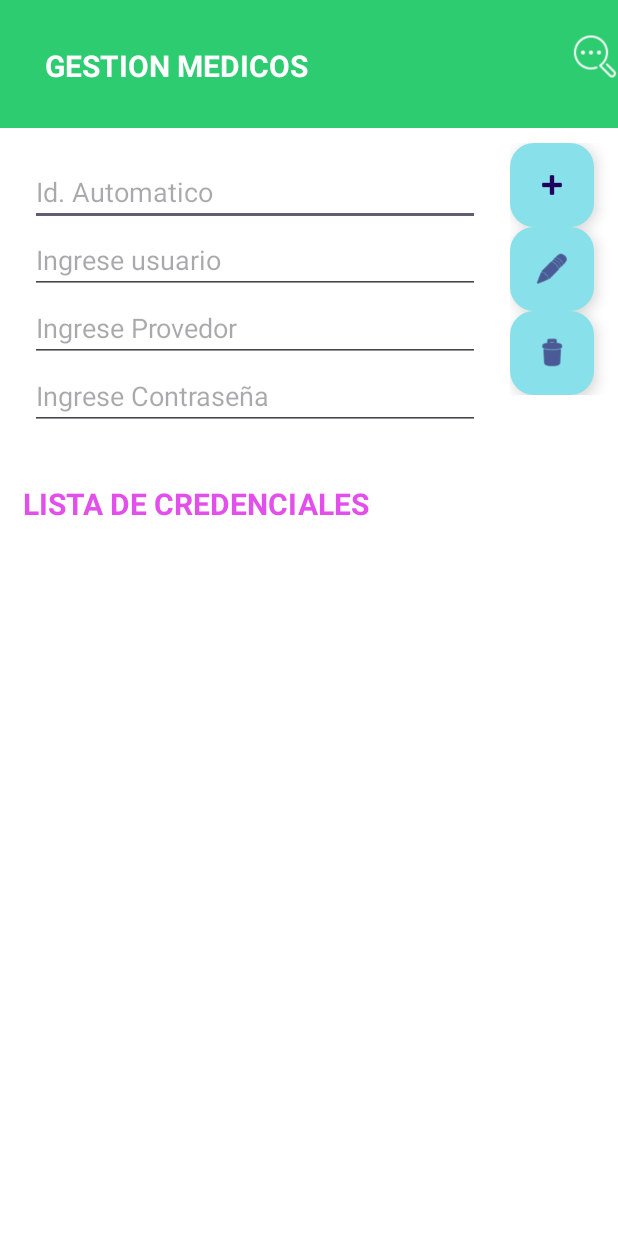
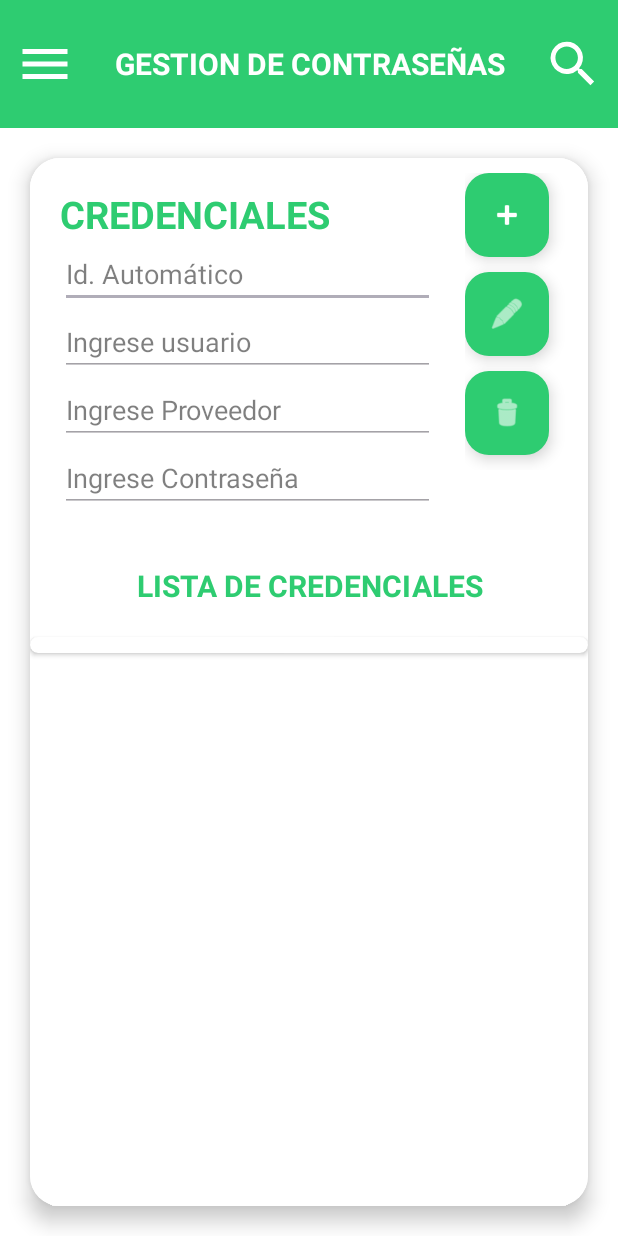
Before and after one commit to valeriaidk/GestionContrasena, an Android app: the MainActivity screen opened directly, with no data from a screen before it, on a phone screen of 412 x 824 dp. Run offline under Robolectric (Android 15) with nearby library versions, the phone set to English and light mode, and no system bars.

Commit message:
Actualización final del proyecto

```diff
--- a/app/src/main/java/com/example/gestioncontrasea/MainActivity.java
+++ b/app/src/main/java/com/example/gestioncontrasea/MainActivity.java
@@ -1,11 +1,14 @@
 package com.example.gestioncontrasea;
 
+import android.graphics.Color;
 import android.os.Bundle;
 import android.view.View;
+import android.view.ViewGroup;
 import android.widget.ArrayAdapter;
 import android.widget.EditText;
 import android.widget.ListView;
 import android.widget.Spinner;
+import android.widget.TextView;
 import android.widget.Toast;
 
 import androidx.activity.EdgeToEdge;
@@ -123,7 +126,22 @@ public class MainActivity extends AppCompatActivity {
 
     private void actualizarContraseña() {
         List<String> medicos = contraseñajava.obtenerContraseña();
-        adapter = new ArrayAdapter<>(this, android.R.layout.simple_list_item_1,medicos );
+
+        adapter = new ArrayAdapter<String>(this, android.R.layout.simple_list_item_1, medicos) {
+            @Override
+            public View getView(int position, View convertView, ViewGroup parent) {
+                View view = super.getView(position, convertView, parent);
+
+                // Obtener el TextView dentro del ListView
+                TextView textView = view.findViewById(android.R.id.text1);
+
+                // Cambiar color del texto a blanco
+                textView.setTextColor(Color.BLACK);
+
+                return view;
+            }
+        };
+
         lstListarContraseña.setAdapter(adapter);
     }
     private void LimpiarCamposC(){
--- /dev/null
+++ b/app/src/main/res/drawable/lupa.xml
@@ -0,0 +1,10 @@
+<?xml version="1.0" encoding="utf-8"?>
+<vector xmlns:android="http://schemas.android.com/apk/res/android"
+    android:width="24dp"
+    android:height="24dp"
+    android:viewportWidth="24"
+    android:viewportHeight="24">
+    <path
+        android:fillColor="@color/white"
+        android:pathData="M15.5,14h-0.79l-0.28,-0.27a6.471,6.471 0,1 0,-0.73,0.73l0.27,0.28v0.79l5,4.99 1.49,-1.49 -4.99,-5m-6,0c-2.5,0 -4.5,-2 -4.5,-4.5 0,-2.5 2,-4.5 4.5,-4.5 2.5,0 4.5,2 4.5,4.5 0,2.5 -2,4.5 -4.5,4.5z" />
+</vector>
--- /dev/null
+++ b/app/src/main/res/drawable/menu.xml
@@ -0,0 +1,10 @@
+<?xml version="1.0" encoding="utf-8"?>
+<vector xmlns:android="http://schemas.android.com/apk/res/android"
+    android:width="24dp"
+    android:height="24dp"
+    android:viewportWidth="24"
+    android:viewportHeight="24">
+    <path
+        android:fillColor="@color/white"
+        android:pathData="M3,6h18v2H3V6M3,11h18v2H3v-2M3,16h18v2H3v-2" />
+</vector>
--- a/app/src/main/res/layout/acceso.xml
+++ b/app/src/main/res/layout/acceso.xml
@@ -59,7 +59,8 @@
                     android:textStyle="bold"
                     android:text="Usuario Master : "
                     android:layout_marginTop="40dp"
-                    android:layout_marginStart="40dp"/>
+                    android:layout_marginStart="40dp"
+                    android:textColor="@color/black"/>
 
                 <TextView android:layout_column="0" android:layout_row="1"
                     android:layout_height="wrap_content"
@@ -67,7 +68,8 @@
                     android:textStyle="bold"
                     android:text="Contraseña Master : "
                     android:layout_marginTop="20dp"
-                    android:layout_marginStart="40dp"/>
+                    android:layout_marginStart="40dp"
+                    android:textColor="@color/black"/>
 
                 <EditText
                     android:id="@+id/txtUserMaster"
@@ -79,7 +81,10 @@
                     android:layout_marginTop="40dp"
                     android:inputType="number"
                     android:maxLength="8"
-                    />
+                    android:textColorHint="@color/black"
+                    android:textColor="@color/black"
+                    android:alpha="0.5"/>
+
 
                 <EditText
                     android:id="@+id/txtPassMaster"
@@ -91,6 +96,9 @@
                     android:layout_marginTop="20dp"
                     android:inputType="textPassword"
                     android:maxLength="20"
+                    android:textColorHint="@color/black"
+                    android:textColor="@color/black"
+                    android:alpha="0.5"
                     />
 
             </GridLayout>
@@ -111,6 +119,7 @@
                     android:layout_marginStart="50dp"
                     android:layout_marginTop="30dp"
                     android:backgroundTint="#2ECC71"
+                    android:textColor="@color/white"
                     />
 
                 <Button
@@ -123,6 +132,7 @@
                     android:layout_marginStart="10dp"
                     android:layout_marginTop="30dp"
                     android:backgroundTint="#2ECC71"
+                    android:textColor="@color/white"
                     />
 
             </GridLayout>
--- a/app/src/main/res/layout/activity_main.xml
+++ b/app/src/main/res/layout/activity_main.xml
@@ -14,26 +14,55 @@
         android:layout_width="match_parent"
         android:layout_height="85dp"
         android:background="#2ECC71"
-        android:orientation="horizontal">
+        android:orientation="horizontal"
+        android:padding="10dp"
+        android:gravity="center_vertical">
+
+
+        <ImageView
+            android:layout_width="40dp"
+            android:layout_height="40dp"
+            android:src="@drawable/menu"
+            android:layout_marginEnd="10dp"
+            android:contentDescription="Menú"
+            />
+
 
         <TextView
-            android:layout_width="320dp"
+            android:layout_width="0dp"
             android:layout_height="wrap_content"
-            android:layout_margin="30dp"
-            android:gravity="left"
-            android:text="GESTION MEDICOS"
+            android:layout_weight="1"
+            android:text="GESTION DE CONTRASEÑAS"
             android:textColor="@color/white"
             android:textSize="20sp"
-            android:textStyle="bold" />
+            android:textStyle="bold"
+            android:gravity="center" />
+
 
         <ImageView
-            android:layout_width="wrap_content"
-            android:layout_height="75dp"
-            android:src="@drawable/bsd" />
-
+            android:layout_width="40dp"
+            android:layout_height="40dp"
+            android:src="@drawable/lupa"
+            android:layout_marginStart="10dp"
+            android:contentDescription="Buscar" />
 
     </LinearLayout>
 
+
+    <androidx.cardview.widget.CardView
+        android:layout_width="match_parent"
+        android:layout_height="match_parent"
+        app:cardCornerRadius="20dp"
+        app:cardElevation="8dp"
+        android:layout_margin="20dp"
+        >
+
+        <LinearLayout
+            android:layout_width="match_parent"
+            android:layout_height="match_parent"
+            android:orientation="vertical"
+            android:background="@color/white"
+            >
 
             <GridLayout
                 android:layout_width="match_parent"
@@ -41,100 +70,141 @@
                 android:layout_row="0"
                 android:layout_column="1"
                 android:columnCount="2"
-        android:rowCount="1">
+                android:rowCount="1"
+                android:background="@color/white">
 
 
                 <LinearLayout
-            android:layout_width="300dp"
+                    android:layout_width="250dp"
                     android:layout_height="wrap_content"
                     android:layout_row="0"
                     android:layout_column="0"
                     android:layout_margin="20dp"
-            android:layout_marginStart="20dp"
+                    android:layout_marginStart="10dp"
                     android:orientation="vertical"
                     >
+                    <TextView
+                        android:layout_width="wrap_content"
+                        android:layout_height="wrap_content"
+                        android:text="CREDENCIALES"
+                        android:textColor="#2ECC71"
+                        android:textStyle="bold"
+                        android:textSize="25sp"/>
                     <EditText
                         android:id="@+id/editId"
                         android:layout_width="match_parent"
                         android:layout_height="wrap_content"
-                android:hint="Id. Automatico"/>
+                        android:textColorHint="@color/black"
+                        android:textColor="@color/black"
+                        android:hint="Id. Automático"
+                        android:alpha="0.5"/>
 
                     <EditText
                         android:id="@+id/editUsuario"
                         android:layout_width="match_parent"
                         android:layout_height="wrap_content"
-                android:hint="Ingrese usuario" />
+                        android:textColorHint="@color/black"
+                        android:textColor="@color/black"
+                        android:hint="Ingrese usuario"
+                        android:alpha="0.5"/>
 
                     <EditText
                         android:id="@+id/editProvedor"
                         android:layout_width="match_parent"
                         android:layout_height="wrap_content"
-                android:hint="Ingrese Provedor" />
+                        android:textColorHint="@color/black"
+                        android:textColor="@color/black"
+                        android:hint="Ingrese Proveedor"
+                        android:alpha="0.5"/>
 
                     <EditText
                         android:id="@+id/editContraseña"
                         android:layout_width="match_parent"
                         android:layout_height="wrap_content"
-                android:hint="Ingrese Contraseña" />
+                        android:textColorHint="@color/black"
+                        android:textColor="@color/black"
+                        android:hint="Ingrese Contraseña"
+                        android:alpha="0.5"/>
 
 
                 </LinearLayout>
 
-        <LinearLayout android:layout_column="1"
+                <LinearLayout
+                    android:layout_column="1"
                     android:layout_row="0"
-            android:orientation="vertical"
                     android:layout_width="wrap_content"
                     android:layout_height="wrap_content"
-            android:layout_marginTop="10dp">
+                    android:orientation="vertical"
+                    android:layout_marginTop="10dp"
+                    android:gravity="end">
 
                     <com.google.android.material.floatingactionbutton.FloatingActionButton
                         android:layout_width="wrap_content"
                         android:layout_height="wrap_content"
                         android:id="@+id/btnRegistrarContraseña"
                         android:src="@android:drawable/ic_input_add"
-                android:backgroundTint="#88E1EA"
-                android:layout_gravity="end"
-                android:layout_column="0"
-                android:layout_marginEnd="10dp"/>
+                        android:backgroundTint="#2ECC71"
+                        app:tint="@android:color/white"
+                        android:layout_marginEnd="20dp"
+                        android:layout_marginBottom="10dp"/>
+
                     <com.google.android.material.floatingactionbutton.FloatingActionButton
                         android:layout_width="wrap_content"
                         android:layout_height="wrap_content"
                         android:id="@+id/btnEditarContraseña"
                         android:src="@android:drawable/ic_menu_edit"
-                android:backgroundTint="#88E1EA"
-                android:layout_gravity="end"
-                android:layout_column="1"
-                android:layout_marginEnd="10dp"/>
+                        android:backgroundTint="#2ECC71"
+                        app:tint="@android:color/white"
+                        android:layout_marginEnd="20dp"
+                        android:layout_marginBottom="10dp"/>
+
                     <com.google.android.material.floatingactionbutton.FloatingActionButton
                         android:layout_width="wrap_content"
                         android:layout_height="wrap_content"
                         android:id="@+id/btnEliminarContraseña"
                         android:src="@android:drawable/ic_menu_delete"
-                android:backgroundTint="#88E1EA"
-                android:layout_gravity="end"
-                android:layout_column="2"
-                android:layout_marginEnd="10dp"/>
-
+                        android:backgroundTint="#2ECC71"
+                        app:tint="@android:color/white"
+                        android:layout_marginEnd="20dp"
+                        android:layout_marginBottom="10dp"/>
                 </LinearLayout>
 
+
             </GridLayout>
+
             <TextView
                 android:layout_width="match_parent"
                 android:layout_height="wrap_content"
                 android:text="LISTA DE CREDENCIALES"
                 android:textSize="20sp"
-        android:textColor="#E34FEB"
+                android:textColor="#2ECC71"
                 android:textStyle="bold"
-        android:layout_margin="15dp"/>
+                android:layout_margin="15dp"
+                android:background="#FFFFFF"
+                android:gravity="center"/>
+
+            <androidx.cardview.widget.CardView
+                android:layout_width="match_parent"
+                android:layout_height="wrap_content"
+                app:cardCornerRadius="15dp"
+                android:backgroundTint="@android:color/white"
+                android:elevation="6dp"
+                android:layout_marginTop="5dp"
+     >
+                <LinearLayout
+                    android:layout_width="match_parent"
+                    android:layout_height="match_parent"
+                    android:orientation="vertical">
 
                     <ListView
                         android:id="@+id/lstListarContraseña"
                         android:layout_width="match_parent"
                         android:layout_height="wrap_content"
-        android:background="@color/white"
-        android:layout_margin="5dp"
+                        android:padding="5dp"
                         />
-
-
+                </LinearLayout>
+            </androidx.cardview.widget.CardView>
 
         </LinearLayout>
+    </androidx.cardview.widget.CardView>
+</LinearLayout>
```
Lines whose indentation alone changed are shown as unchanged.
